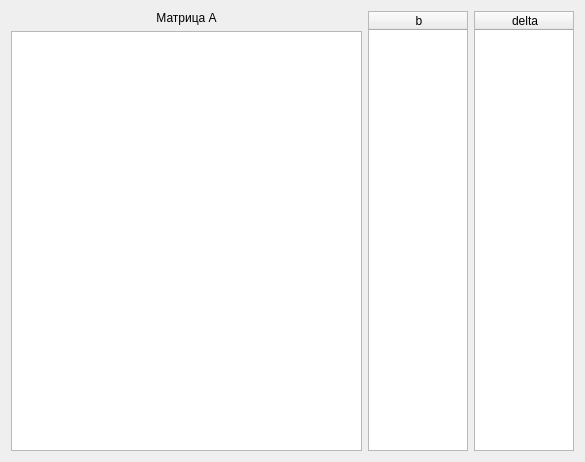
First picture: the form in processor.ui, repository Micelium1/SaprBar2, before the edit.
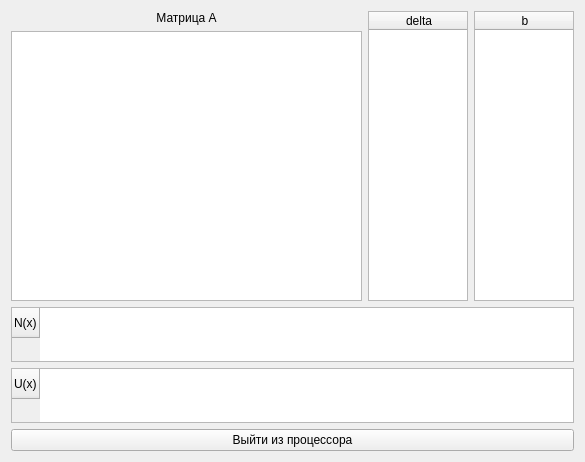
Second picture: the form after the edit.

Commit message: Добавлен постпроцессор. Финальные фиксы процессора.

```diff
--- a/processor.ui
+++ b/processor.ui
@@ -13,52 +13,99 @@
   <property name="windowTitle">
    <string>Form</string>
   </property>
-  <layout class="QHBoxLayout" name="horizontalLayout">
+  <layout class="QVBoxLayout" name="verticalLayout_2">
    <item>
-    <layout class="QVBoxLayout" name="verticalLayout">
+    <layout class="QHBoxLayout" name="horizontalLayout">
      <item>
-      <widget class="QLabel" name="label">
-       <property name="text">
-        <string>Матрица A</string>
+      <layout class="QVBoxLayout" name="verticalLayout">
+       <item>
+        <widget class="QLabel" name="label">
+         <property name="text">
+          <string>Матрица A</string>
+         </property>
+         <property name="alignment">
+          <set>Qt::AlignCenter</set>
+         </property>
+        </widget>
+       </item>
+       <item>
+        <widget class="QTableWidget" name="matrixATable"/>
+       </item>
+      </layout>
+     </item>
+     <item>
+      <widget class="QTableWidget" name="vectorDeltaTable">
+       <property name="maximumSize">
+        <size>
+         <width>100</width>
+         <height>16777215</height>
+        </size>
        </property>
-       <property name="alignment">
-        <set>Qt::AlignCenter</set>
-       </property>
+       <column>
+        <property name="text">
+         <string>delta</string>
+        </property>
+       </column>
       </widget>
      </item>
      <item>
-      <widget class="QTableWidget" name="matrixATable"/>
+      <widget class="QTableWidget" name="vectorBTable">
+       <property name="maximumSize">
+        <size>
+         <width>100</width>
+         <height>16777215</height>
+        </size>
+       </property>
+       <column>
+        <property name="text">
+         <string>b</string>
+        </property>
+       </column>
+      </widget>
      </item>
     </layout>
    </item>
    <item>
-    <widget class="QTableWidget" name="vectorBTable">
+    <widget class="QTableWidget" name="vectorNx">
      <property name="maximumSize">
       <size>
-       <width>100</width>
-       <height>16777215</height>
+       <width>16777215</width>
+       <height>55</height>
       </size>
      </property>
-     <column>
+     <attribute name="horizontalHeaderDefaultSectionSize">
+      <number>125</number>
+     </attribute>
+     <row>
       <property name="text">
-       <string>b</string>
+       <string>N(x)</string>
       </property>
-     </column>
+     </row>
     </widget>
    </item>
    <item>
-    <widget class="QTableWidget" name="vectorDeltaTable">
+    <widget class="QTableWidget" name="vectorUx">
      <property name="maximumSize">
       <size>
-       <width>100</width>
-       <height>16777215</height>
+       <width>16777215</width>
+       <height>55</height>
       </size>
      </property>
-     <column>
+     <attribute name="horizontalHeaderDefaultSectionSize">
+      <number>125</number>
+     </attribute>
+     <row>
       <property name="text">
-       <string>delta</string>
+       <string>U(x)</string>
       </property>
-     </column>
+     </row>
+    </widget>
+   </item>
+   <item>
+    <widget class="QPushButton" name="ExitButton">
+     <property name="text">
+      <string>Выйти из процессора</string>
+     </property>
     </widget>
    </item>
   </layout>
```
The commit also changes 17 other files.
